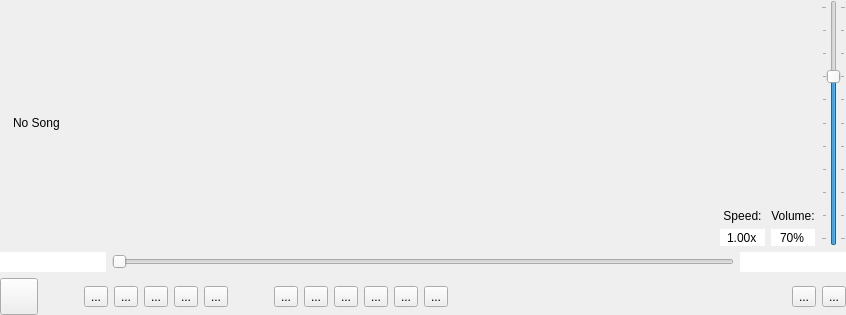
Before: the Qt Designer form gui/media_player_widget_ui.ui in tornado80/tonebox, drawn with Qt 5.
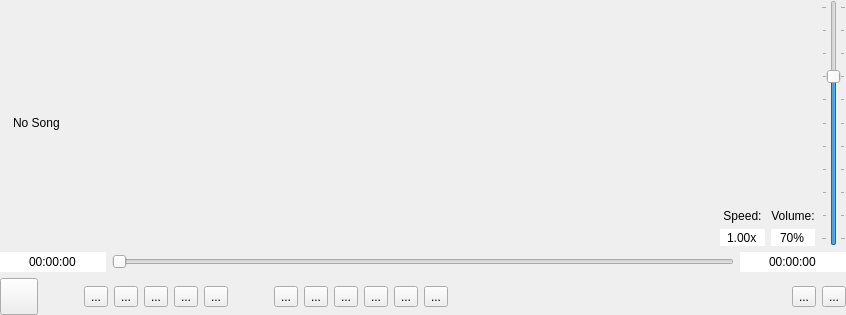
After: the same form once the commit is applied. Icons and pictures are not drawn.

```diff
--- a/gui/media_player_widget_ui.ui
+++ b/gui/media_player_widget_ui.ui
@@ -202,6 +202,12 @@
     <layout class="QHBoxLayout" name="horizontalLayout" stretch="0,1,0">
      <item>
       <widget class="QLineEdit" name="elapsedTimeLineEdit">
+       <property name="inputMask">
+        <string>99:99:99</string>
+       </property>
+       <property name="text">
+        <string>00:00:00</string>
+       </property>
        <property name="frame">
         <bool>false</bool>
        </property>
@@ -222,6 +228,12 @@
      </item>
      <item>
       <widget class="QLineEdit" name="totalTimeLineEdit">
+       <property name="inputMask">
+        <string>99:99:99</string>
+       </property>
+       <property name="text">
+        <string>00:00:00</string>
+       </property>
        <property name="frame">
         <bool>false</bool>
        </property>
```
